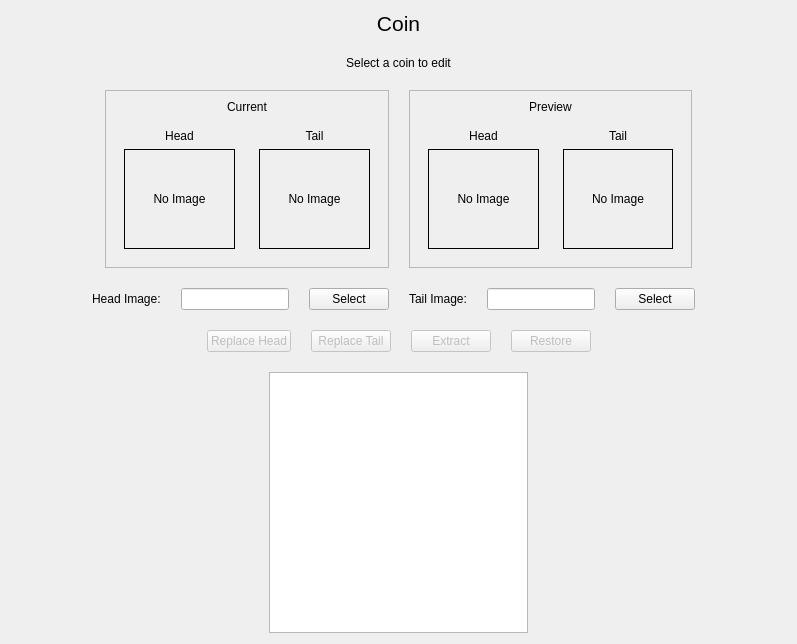
Old version of the form qtdesigner/ui/coin.ui in the repository Nauder/floowandereeze-and-modding-qt.
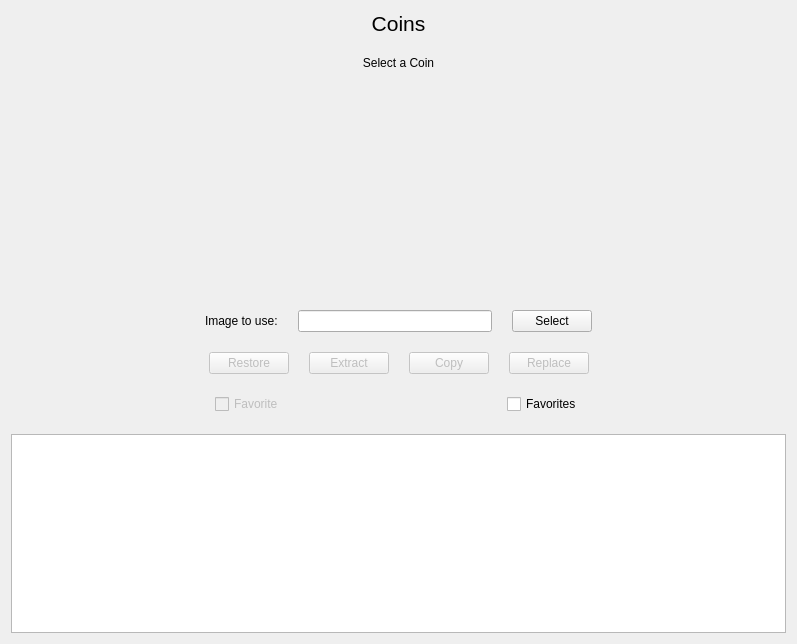
New version of the form. Icons and pictures are not drawn.

Commit message: refactor: update coin editor UI and update service logic to follow the new game data structure

```diff
--- a/qtdesigner/ui/coin.ui
+++ b/qtdesigner/ui/coin.ui
@@ -19,19 +19,13 @@
    </property>
    <item>
     <widget class="QLabel" name="label">
-     <property name="sizePolicy">
-      <sizepolicy hsizetype="Preferred" vsizetype="Fixed">
-       <horstretch>0</horstretch>
-       <verstretch>0</verstretch>
-      </sizepolicy>
-     </property>
      <property name="font">
       <font>
        <pointsize>16</pointsize>
       </font>
      </property>
      <property name="text">
-      <string>Coin</string>
+      <string>Coins</string>
      </property>
      <property name="alignment">
       <set>Qt::AlignmentFlag::AlignHCenter|Qt::AlignmentFlag::AlignTop</set>
@@ -41,7 +35,7 @@
    <item>
     <widget class="QLabel" name="bundle">
      <property name="sizePolicy">
-      <sizepolicy hsizetype="Preferred" vsizetype="Fixed">
+      <sizepolicy hsizetype="Preferred" vsizetype="Preferred">
        <horstretch>0</horstretch>
        <verstretch>0</verstretch>
       </sizepolicy>
@@ -53,7 +47,7 @@
       </size>
      </property>
      <property name="text">
-      <string>Select a coin to edit</string>
+      <string>Select a Coin</string>
      </property>
      <property name="alignment">
       <set>Qt::AlignmentFlag::AlignHCenter|Qt::AlignmentFlag::AlignTop</set>
@@ -61,10 +55,7 @@
     </widget>
    </item>
    <item>
-    <layout class="QHBoxLayout" name="main_content" stretch="1,3,3,1">
-     <property name="sizeConstraint">
-      <enum>QLayout::SizeConstraint::SetDefaultConstraint</enum>
-     </property>
+    <layout class="QHBoxLayout" name="main_content" stretch="1,3,1,0,1,3,1">
      <item>
       <spacer name="horizontalSpacer_5">
        <property name="orientation">
@@ -79,267 +70,40 @@
       </spacer>
      </item>
      <item>
-      <widget class="QFrame" name="current_frame">
+      <widget class="QLabel" name="current">
        <property name="sizePolicy">
-        <sizepolicy hsizetype="Preferred" vsizetype="Maximum">
-         <horstretch>0</horstretch>
-         <verstretch>0</verstretch>
+        <sizepolicy hsizetype="Expanding" vsizetype="Expanding">
+         <horstretch>1</horstretch>
+         <verstretch>1</verstretch>
         </sizepolicy>
        </property>
-       <property name="frameShape">
-        <enum>QFrame::Shape::StyledPanel</enum>
+       <property name="minimumSize">
+        <size>
+         <width>64</width>
+         <height>64</height>
+        </size>
        </property>
-       <property name="frameShadow">
-        <enum>QFrame::Shadow::Raised</enum>
+       <property name="maximumSize">
+        <size>
+         <width>250</width>
+         <height>250</height>
+        </size>
        </property>
-       <layout class="QVBoxLayout" name="current_layout">
-        <item>
-         <widget class="QLabel" name="current_label">
-          <property name="text">
+       <property name="toolTip">
            <string>Current</string>
           </property>
-          <property name="alignment">
-           <set>Qt::AlignmentFlag::AlignCenter</set>
-          </property>
-         </widget>
-        </item>
-        <item>
-         <layout class="QHBoxLayout" name="coin_display">
-          <item>
-           <widget class="QFrame" name="head_frame">
-            <layout class="QVBoxLayout" name="head_layout">
-             <item>
-              <widget class="QLabel" name="head_label">
                <property name="text">
-                <string>Head</string>
-               </property>
-               <property name="alignment">
-                <set>Qt::AlignmentFlag::AlignCenter</set>
-               </property>
-              </widget>
-             </item>
-             <item>
-              <widget class="QLabel" name="current_head">
-               <property name="sizePolicy">
-                <sizepolicy hsizetype="Expanding" vsizetype="Expanding">
-                 <horstretch>1</horstretch>
-                 <verstretch>1</verstretch>
-                </sizepolicy>
-               </property>
-               <property name="minimumSize">
-                <size>
-                 <width>100</width>
-                 <height>100</height>
-                </size>
-               </property>
-               <property name="maximumSize">
-                <size>
-                 <width>200</width>
-                 <height>200</height>
-                </size>
-               </property>
-               <property name="frameShape">
-                <enum>QFrame::Shape::Box</enum>
-               </property>
-               <property name="text">
-                <string>No Image</string>
-               </property>
+        <string/>
+       </property>
+       <property name="pixmap">
+        <pixmap resource="../resources.qrc">:/ui/images/coin.png</pixmap>
+       </property>
                <property name="scaledContents">
                 <bool>true</bool>
                </property>
                <property name="alignment">
-                <set>Qt::AlignmentFlag::AlignCenter</set>
-               </property>
-              </widget>
-             </item>
-            </layout>
-           </widget>
-          </item>
-          <item>
-           <widget class="QFrame" name="tail_frame">
-            <layout class="QVBoxLayout" name="tail_layout">
-             <item>
-              <widget class="QLabel" name="tail_label">
-               <property name="text">
-                <string>Tail</string>
-               </property>
-               <property name="alignment">
-                <set>Qt::AlignmentFlag::AlignCenter</set>
-               </property>
-              </widget>
-             </item>
-             <item>
-              <widget class="QLabel" name="current_tail">
-               <property name="sizePolicy">
-                <sizepolicy hsizetype="Expanding" vsizetype="Expanding">
-                 <horstretch>1</horstretch>
-                 <verstretch>1</verstretch>
-                </sizepolicy>
-               </property>
-               <property name="minimumSize">
-                <size>
-                 <width>100</width>
-                 <height>100</height>
-                </size>
-               </property>
-               <property name="maximumSize">
-                <size>
-                 <width>200</width>
-                 <height>200</height>
-                </size>
-               </property>
-               <property name="frameShape">
-                <enum>QFrame::Shape::Box</enum>
-               </property>
-               <property name="text">
-                <string>No Image</string>
-               </property>
-               <property name="scaledContents">
-                <bool>true</bool>
-               </property>
-               <property name="alignment">
-                <set>Qt::AlignmentFlag::AlignCenter</set>
-               </property>
-              </widget>
-             </item>
-            </layout>
-           </widget>
-          </item>
-         </layout>
-        </item>
-       </layout>
-      </widget>
-     </item>
-     <item>
-      <widget class="QFrame" name="preview_frame">
-       <property name="sizePolicy">
-        <sizepolicy hsizetype="Preferred" vsizetype="Maximum">
-         <horstretch>0</horstretch>
-         <verstretch>0</verstretch>
-        </sizepolicy>
-       </property>
-       <property name="frameShape">
-        <enum>QFrame::Shape::StyledPanel</enum>
-       </property>
-       <property name="frameShadow">
-        <enum>QFrame::Shadow::Raised</enum>
-       </property>
-       <layout class="QVBoxLayout" name="preview_layout">
-        <item>
-         <widget class="QLabel" name="preview_label">
-          <property name="text">
-           <string>Preview</string>
-          </property>
-          <property name="alignment">
-           <set>Qt::AlignmentFlag::AlignCenter</set>
-          </property>
-         </widget>
-        </item>
-        <item>
-         <layout class="QHBoxLayout" name="preview_display">
-          <item>
-           <widget class="QFrame" name="preview_head_frame">
-            <layout class="QVBoxLayout" name="preview_head_layout">
-             <item>
-              <widget class="QLabel" name="preview_head_label">
-               <property name="text">
-                <string>Head</string>
-               </property>
-               <property name="alignment">
-                <set>Qt::AlignmentFlag::AlignCenter</set>
-               </property>
-              </widget>
-             </item>
-             <item>
-              <widget class="QLabel" name="preview_head">
-               <property name="sizePolicy">
-                <sizepolicy hsizetype="Expanding" vsizetype="Expanding">
-                 <horstretch>1</horstretch>
-                 <verstretch>1</verstretch>
-                </sizepolicy>
-               </property>
-               <property name="minimumSize">
-                <size>
-                 <width>100</width>
-                 <height>100</height>
-                </size>
-               </property>
-               <property name="maximumSize">
-                <size>
-                 <width>200</width>
-                 <height>200</height>
-                </size>
-               </property>
-               <property name="frameShape">
-                <enum>QFrame::Shape::Box</enum>
-               </property>
-               <property name="text">
-                <string>No Image</string>
-               </property>
-               <property name="scaledContents">
-                <bool>true</bool>
-               </property>
-               <property name="alignment">
-                <set>Qt::AlignmentFlag::AlignCenter</set>
-               </property>
-              </widget>
-             </item>
-            </layout>
-           </widget>
-          </item>
-          <item>
-           <widget class="QFrame" name="preview_tail_frame">
-            <layout class="QVBoxLayout" name="preview_tail_layout">
-             <item>
-              <widget class="QLabel" name="preview_tail_label">
-               <property name="text">
-                <string>Tail</string>
-               </property>
-               <property name="alignment">
-                <set>Qt::AlignmentFlag::AlignCenter</set>
-               </property>
-              </widget>
-             </item>
-             <item>
-              <widget class="QLabel" name="preview_tail">
-               <property name="sizePolicy">
-                <sizepolicy hsizetype="Expanding" vsizetype="Expanding">
-                 <horstretch>1</horstretch>
-                 <verstretch>1</verstretch>
-                </sizepolicy>
-               </property>
-               <property name="minimumSize">
-                <size>
-                 <width>100</width>
-                 <height>100</height>
-                </size>
-               </property>
-               <property name="maximumSize">
-                <size>
-                 <width>200</width>
-                 <height>200</height>
-                </size>
-               </property>
-               <property name="frameShape">
-                <enum>QFrame::Shape::Box</enum>
-               </property>
-               <property name="text">
-                <string>No Image</string>
-               </property>
-               <property name="scaledContents">
-                <bool>true</bool>
-               </property>
-               <property name="alignment">
-                <set>Qt::AlignmentFlag::AlignCenter</set>
-               </property>
-              </widget>
-             </item>
-            </layout>
-           </widget>
-          </item>
-         </layout>
-        </item>
-       </layout>
+        <set>Qt::AlignmentFlag::AlignHCenter|Qt::AlignmentFlag::AlignTop</set>
+       </property>
       </widget>
      </item>
      <item>
@@ -355,91 +119,80 @@
        </property>
       </spacer>
      </item>
+     <item>
+      <layout class="QVBoxLayout" name="verticalLayout_5">
+       <property name="sizeConstraint">
+        <enum>QLayout::SizeConstraint::SetMinimumSize</enum>
+       </property>
     </layout>
    </item>
    <item>
-    <layout class="QVBoxLayout" name="controls_layout">
-     <item>
-      <layout class="QHBoxLayout" name="file_layout">
-       <item>
-        <layout class="QVBoxLayout" name="head_file_layout">
-         <item>
-          <layout class="QHBoxLayout" name="head_file_row">
-           <item>
-            <spacer name="horizontalSpacer_3">
+      <spacer name="horizontalSpacer_8">
              <property name="orientation">
               <enum>Qt::Orientation::Horizontal</enum>
              </property>
              <property name="sizeHint" stdset="0">
               <size>
-               <width>40</width>
+         <width>20</width>
                <height>20</height>
               </size>
              </property>
             </spacer>
            </item>
            <item>
-            <widget class="QLabel" name="head_file_label">
-             <property name="text">
-              <string>Head Image:</string>
-             </property>
-            </widget>
-           </item>
-           <item>
-            <widget class="QLineEdit" name="headEdit">
-             <property name="readOnly">
-              <bool>true</bool>
-             </property>
-            </widget>
-           </item>
-           <item>
-            <widget class="QPushButton" name="selectHeadButton">
-             <property name="cursor">
-              <cursorShape>PointingHandCursor</cursorShape>
-             </property>
-             <property name="text">
-              <string>Select</string>
-             </property>
-             <property name="icon">
-              <iconset theme="QIcon::ThemeIcon::DocumentOpen"/>
-             </property>
-            </widget>
-           </item>
-          </layout>
-         </item>
-        </layout>
-       </item>
-       <item>
-        <layout class="QVBoxLayout" name="tail_file_layout">
-         <item>
-          <layout class="QHBoxLayout" name="tail_file_row">
-           <item>
-            <widget class="QLabel" name="tail_file_label">
+      <widget class="QLabel" name="preview">
+       <property name="sizePolicy">
+        <sizepolicy hsizetype="Expanding" vsizetype="Expanding">
+         <horstretch>1</horstretch>
+         <verstretch>1</verstretch>
+        </sizepolicy>
+       </property>
+       <property name="minimumSize">
+        <size>
+         <width>64</width>
+         <height>64</height>
+        </size>
+       </property>
+       <property name="maximumSize">
+        <size>
+         <width>250</width>
+         <height>250</height>
+        </size>
+       </property>
+       <property name="toolTip">
+        <string>Preview</string>
+       </property>
              <property name="text">
-              <string>Tail Image:</string>
-             </property>
-            </widget>
-           </item>
-           <item>
-            <widget class="QLineEdit" name="tailEdit">
-             <property name="readOnly">
+        <string/>
+       </property>
+       <property name="pixmap">
+        <pixmap resource="../resources.qrc">:/ui/images/coin.png</pixmap>
+       </property>
+       <property name="scaledContents">
               <bool>true</bool>
              </property>
+       <property name="alignment">
+        <set>Qt::AlignmentFlag::AlignHCenter|Qt::AlignmentFlag::AlignTop</set>
+       </property>
             </widget>
            </item>
            <item>
-            <widget class="QPushButton" name="selectTailButton">
-             <property name="cursor">
-              <cursorShape>PointingHandCursor</cursorShape>
-             </property>
-             <property name="text">
-              <string>Select</string>
-             </property>
-             <property name="icon">
-              <iconset theme="QIcon::ThemeIcon::DocumentOpen"/>
-             </property>
-            </widget>
-           </item>
+      <spacer name="horizontalSpacer_6">
+       <property name="orientation">
+        <enum>Qt::Orientation::Horizontal</enum>
+       </property>
+       <property name="sizeHint" stdset="0">
+        <size>
+         <width>20</width>
+         <height>20</height>
+        </size>
+       </property>
+      </spacer>
+     </item>
+    </layout>
+   </item>
+   <item>
+    <layout class="QHBoxLayout" name="horizontalLayout_3">
            <item>
             <spacer name="horizontalSpacer_4">
              <property name="orientation">
@@ -447,20 +200,54 @@
              </property>
              <property name="sizeHint" stdset="0">
               <size>
-               <width>40</width>
+         <width>20</width>
                <height>20</height>
               </size>
              </property>
             </spacer>
            </item>
-          </layout>
+     <item>
+      <layout class="QVBoxLayout" name="verticalLayout_2">
+       <item>
+        <widget class="QLabel" name="label_4">
+         <property name="text">
+          <string>Image to use:</string>
+         </property>
+        </widget>
          </item>
         </layout>
        </item>
+     <item>
+      <layout class="QVBoxLayout" name="verticalLayout_3">
+       <item>
+        <widget class="QLineEdit" name="assetEdit">
+         <property name="enabled">
+          <bool>true</bool>
+         </property>
+         <property name="readOnly">
+          <bool>true</bool>
+         </property>
+        </widget>
+       </item>
       </layout>
      </item>
      <item>
-      <layout class="QHBoxLayout" name="buttons_layout">
+      <layout class="QVBoxLayout" name="verticalLayout_4">
+       <item>
+        <widget class="QPushButton" name="selectButton">
+         <property name="cursor">
+          <cursorShape>PointingHandCursor</cursorShape>
+         </property>
+         <property name="text">
+          <string>Select</string>
+         </property>
+         <property name="icon">
+          <iconset theme="QIcon::ThemeIcon::DocumentOpen"/>
+         </property>
+        </widget>
+       </item>
+      </layout>
+     </item>
        <item>
         <spacer name="horizontalSpacer">
          <property name="orientation">
@@ -468,50 +255,31 @@
          </property>
          <property name="sizeHint" stdset="0">
           <size>
-           <width>40</width>
+         <width>20</width>
            <height>20</height>
           </size>
          </property>
         </spacer>
        </item>
-       <item>
-        <widget class="QPushButton" name="replaceHeadButton">
-         <property name="enabled">
-          <bool>false</bool>
-         </property>
-         <property name="cursor">
-          <cursorShape>PointingHandCursor</cursorShape>
-         </property>
-         <property name="text">
-          <string>Replace Head</string>
-         </property>
-        </widget>
+    </layout>
        </item>
        <item>
-        <widget class="QPushButton" name="replaceTailButton">
-         <property name="enabled">
-          <bool>false</bool>
-         </property>
-         <property name="cursor">
-          <cursorShape>PointingHandCursor</cursorShape>
-         </property>
-         <property name="text">
-          <string>Replace Tail</string>
-         </property>
-        </widget>
-       </item>
+    <layout class="QHBoxLayout" name="horizontalLayout_4">
        <item>
-        <widget class="QPushButton" name="extractButton">
-         <property name="enabled">
-          <bool>false</bool>
-         </property>
-         <property name="cursor">
-          <cursorShape>PointingHandCursor</cursorShape>
-         </property>
-         <property name="text">
-          <string>Extract</string>
-         </property>
-        </widget>
+      <spacer name="horizontalSpacer_2">
+       <property name="orientation">
+        <enum>Qt::Orientation::Horizontal</enum>
+       </property>
+       <property name="sizeType">
+        <enum>QSizePolicy::Policy::Expanding</enum>
+       </property>
+       <property name="sizeHint" stdset="0">
+        <size>
+         <width>120</width>
+         <height>20</height>
+        </size>
+       </property>
+      </spacer>
        </item>
        <item>
         <widget class="QPushButton" name="restoreButton">
@@ -527,13 +295,76 @@
         </widget>
        </item>
        <item>
-        <spacer name="horizontalSpacer_2">
+      <widget class="QPushButton" name="extractButton">
+       <property name="enabled">
+        <bool>false</bool>
+       </property>
+       <property name="sizePolicy">
+        <sizepolicy hsizetype="Fixed" vsizetype="Fixed">
+         <horstretch>0</horstretch>
+         <verstretch>0</verstretch>
+        </sizepolicy>
+       </property>
+       <property name="cursor">
+        <cursorShape>PointingHandCursor</cursorShape>
+       </property>
+       <property name="layoutDirection">
+        <enum>Qt::LayoutDirection::LeftToRight</enum>
+       </property>
+       <property name="text">
+        <string>Extract</string>
+       </property>
+      </widget>
+     </item>
+     <item>
+      <widget class="QPushButton" name="copyButton">
+       <property name="enabled">
+        <bool>false</bool>
+       </property>
+       <property name="sizePolicy">
+        <sizepolicy hsizetype="Fixed" vsizetype="Fixed">
+         <horstretch>0</horstretch>
+         <verstretch>0</verstretch>
+        </sizepolicy>
+       </property>
+       <property name="cursor">
+        <cursorShape>PointingHandCursor</cursorShape>
+       </property>
+       <property name="text">
+        <string>Copy</string>
+       </property>
+      </widget>
+     </item>
+     <item>
+      <widget class="QPushButton" name="replaceButton">
+       <property name="enabled">
+        <bool>false</bool>
+       </property>
+       <property name="sizePolicy">
+        <sizepolicy hsizetype="Fixed" vsizetype="Fixed">
+         <horstretch>0</horstretch>
+         <verstretch>0</verstretch>
+        </sizepolicy>
+       </property>
+       <property name="cursor">
+        <cursorShape>PointingHandCursor</cursorShape>
+       </property>
+       <property name="layoutDirection">
+        <enum>Qt::LayoutDirection::LeftToRight</enum>
+       </property>
+       <property name="text">
+        <string>Replace</string>
+       </property>
+      </widget>
+     </item>
+     <item>
+      <spacer name="horizontalSpacer_3">
          <property name="orientation">
           <enum>Qt::Orientation::Horizontal</enum>
          </property>
          <property name="sizeHint" stdset="0">
           <size>
-           <width>40</width>
+         <width>20</width>
            <height>20</height>
           </size>
          </property>
@@ -541,12 +372,33 @@
        </item>
       </layout>
      </item>
-    </layout>
+   <item>
+    <layout class="QHBoxLayout" name="favoritesLayout">
+     <item>
+      <spacer name="horizontalSpacer_9">
+       <property name="orientation">
+        <enum>Qt::Orientation::Horizontal</enum>
+       </property>
+       <property name="sizeHint" stdset="0">
+        <size>
+         <width>20</width>
+         <height>20</height>
+        </size>
+       </property>
+      </spacer>
    </item>
    <item>
-    <layout class="QHBoxLayout" name="horizontalLayout">
+      <widget class="QCheckBox" name="favoriteBox">
+       <property name="enabled">
+        <bool>false</bool>
+       </property>
+       <property name="text">
+        <string>Favorite</string>
+       </property>
+      </widget>
+     </item>
      <item>
-      <spacer name="horizontalSpacer_6">
+      <spacer name="horizontalSpacer_10">
        <property name="orientation">
         <enum>Qt::Orientation::Horizontal</enum>
        </property>
@@ -559,53 +411,54 @@
       </spacer>
      </item>
      <item>
-      <widget class="QListView" name="coin_list">
-       <property name="sizePolicy">
-        <sizepolicy hsizetype="Expanding" vsizetype="Expanding">
-         <horstretch>0</horstretch>
-         <verstretch>0</verstretch>
-        </sizepolicy>
+      <widget class="QCheckBox" name="favoritesBox">
+       <property name="text">
+        <string>Favorites</string>
        </property>
-       <property name="maximumSize">
+      </widget>
+     </item>
+     <item>
+      <spacer name="horizontalSpacer_11">
+       <property name="orientation">
+        <enum>Qt::Orientation::Horizontal</enum>
+       </property>
+       <property name="sizeHint" stdset="0">
         <size>
-         <width>16777215</width>
-         <height>16777215</height>
+         <width>20</width>
+         <height>20</height>
         </size>
        </property>
+      </spacer>
+     </item>
+    </layout>
+   </item>
+   <item>
+    <widget class="QListView" name="coinsView">
        <property name="cursor" stdset="0">
         <cursorShape>PointingHandCursor</cursorShape>
        </property>
+     <property name="frameShape">
+      <enum>QFrame::Shape::StyledPanel</enum>
+     </property>
        <property name="iconSize">
         <size>
-         <width>64</width>
-         <height>64</height>
-        </size>
-       </property>
-       <property name="flow">
-        <enum>QListView::Flow::LeftToRight</enum>
-       </property>
+       <width>256</width>
+       <height>256</height>
+      </size>
+     </property>
        <property name="resizeMode">
         <enum>QListView::ResizeMode::Adjust</enum>
        </property>
+     <property name="layoutMode">
+      <enum>QListView::LayoutMode::Batched</enum>
+     </property>
+     <property name="spacing">
+      <number>2</number>
+     </property>
        <property name="viewMode">
         <enum>QListView::ViewMode::IconMode</enum>
        </property>
       </widget>
-     </item>
-     <item>
-      <spacer name="horizontalSpacer_8">
-       <property name="orientation">
-        <enum>Qt::Orientation::Horizontal</enum>
-       </property>
-       <property name="sizeHint" stdset="0">
-        <size>
-         <width>20</width>
-         <height>20</height>
-        </size>
-       </property>
-      </spacer>
-     </item>
-    </layout>
    </item>
   </layout>
  </widget>
```
Lines whose indentation alone changed are shown as unchanged. The commit also changes 6 other files.
